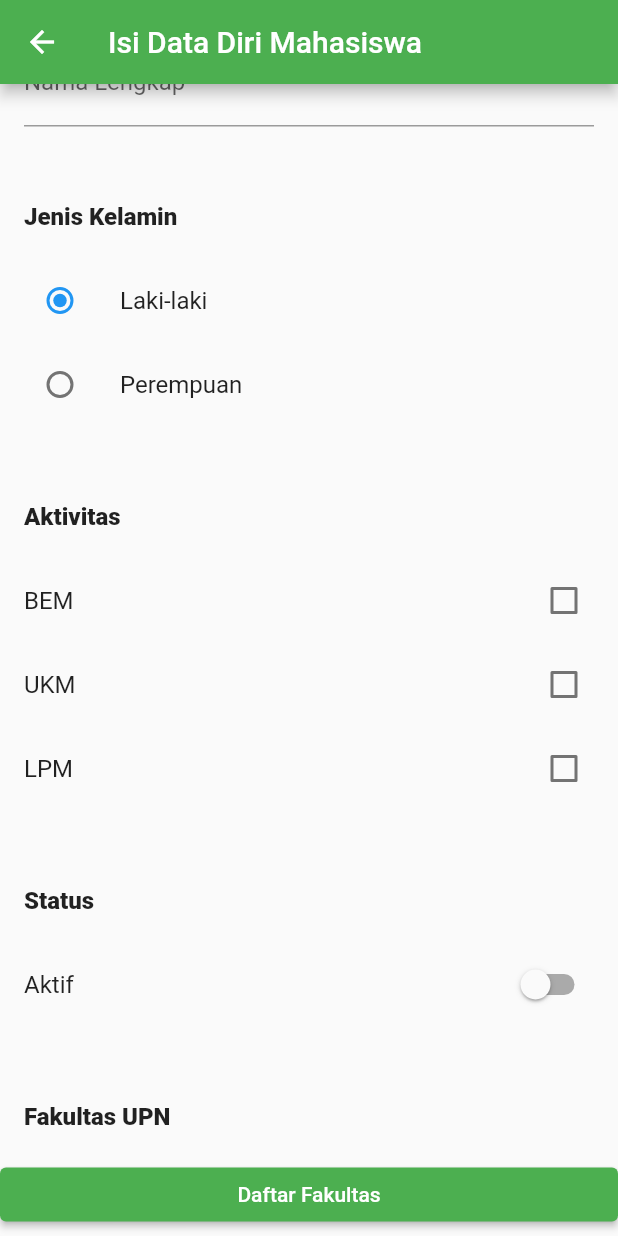
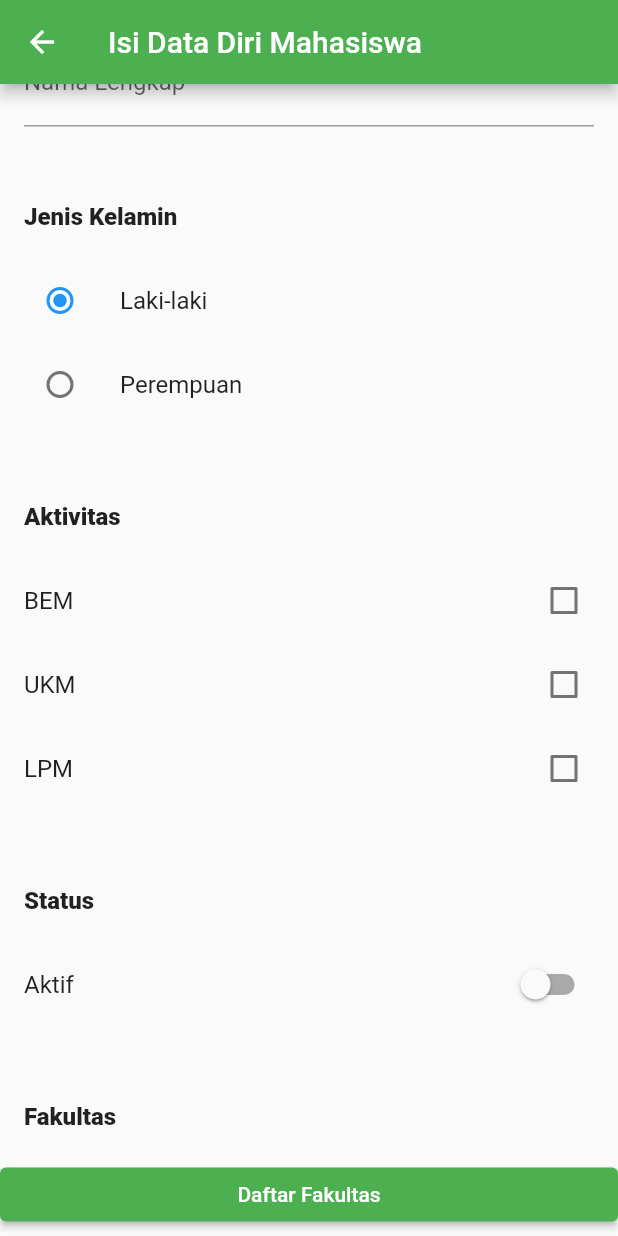
Before and after one commit to EzraMH18/Tugas_Pemograman_Mobile, a Flutter app: the TugasStateful screen opened directly, scrolled down 402 dp, on a phone screen of 412 x 824 dp. Run offline on Flutter 3.47's test engine with Material 2 defaults, Android fonts, the phone set to English and light mode, and no system bars.

Commit message:
Update tugas_stateful.dart

```diff
--- a/lib/tugas_stateful.dart
+++ b/lib/tugas_stateful.dart
@@ -97,7 +97,7 @@ class _TugasStatefulState extends State<TugasStateful> {
           ),
           const ListTile(
             title: Text(
-              "Fakultas UPN",
+              "Fakultas",
               style: TextStyle(
                 fontWeight: FontWeight.w900,
               ),
```
